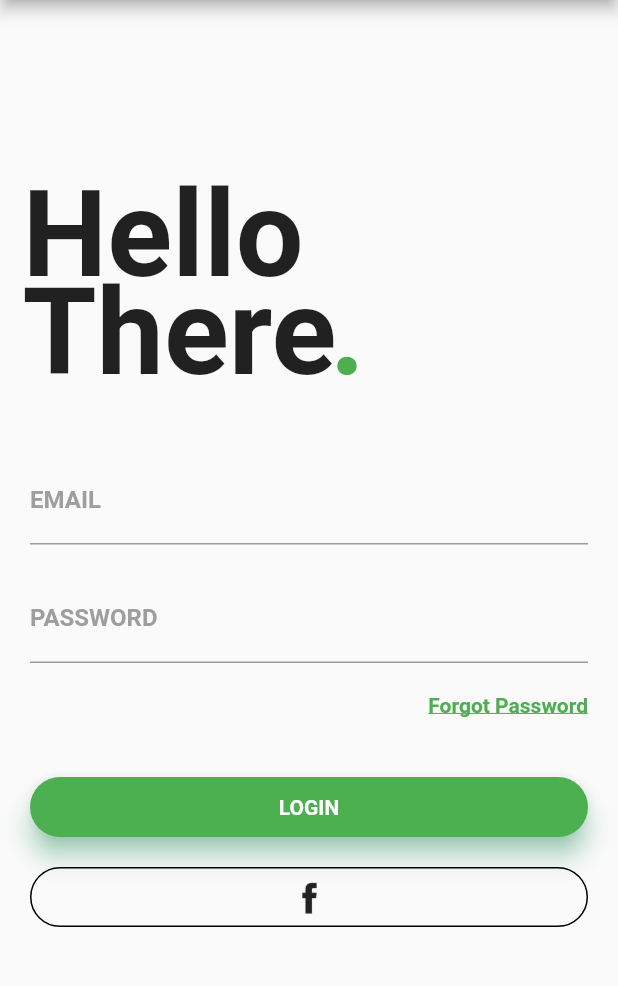
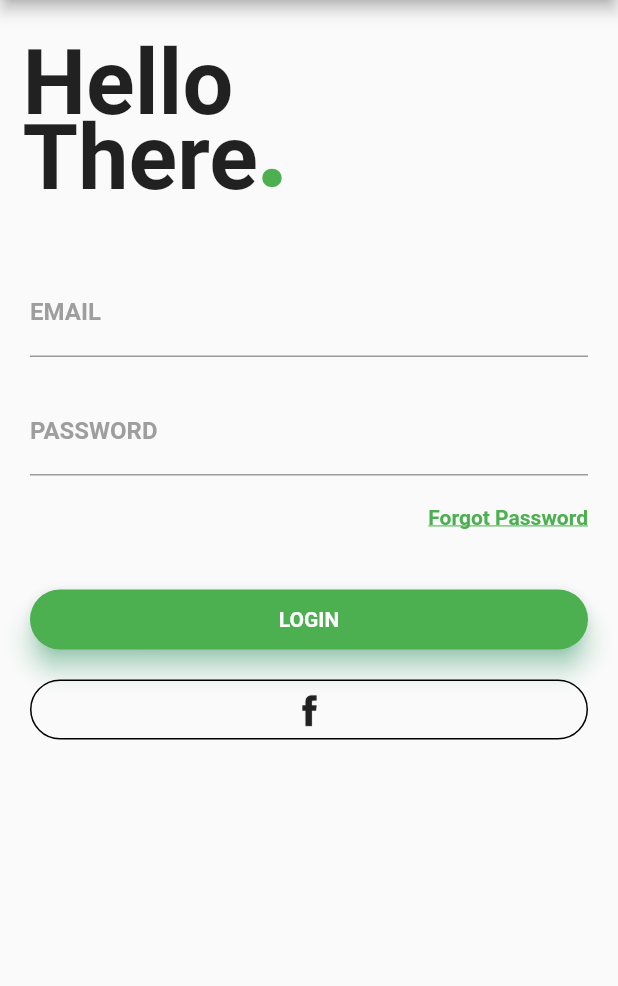
Before and after one commit to Skill-Learn/FlutterSide, a Flutter app: the screen it shows after launch, on a phone screen of 412 x 824 dp, the part 84-1070 px from its top. Run offline on Flutter 3.47's test engine with Material 2 defaults, Android fonts, the phone set to English and light mode, and no system bars; our stand-ins replace sticky_headers; Roboto replaces fonts that are missing (Montserrat); project files that could hold a hidden picture were left out.

```diff
--- a/lib/login.dart
+++ b/lib/login.dart
@@ -17,27 +17,27 @@ class _MyLoginPageState extends State<MyLoginPage> {
             child: Stack(
               children: <Widget>[
                 Container(
-                  padding: EdgeInsets.fromLTRB(15.0, 110.0, 0.0, 0.0),
+                  padding: EdgeInsets.fromLTRB(15.0, 20.0, 0.0, 0.0),
                   child: Text(
                     'Hello',
                     style: TextStyle(
-                      fontSize: 80.0,
+                      fontSize: 60.0,
                       fontWeight: FontWeight.bold,
                     ),
                   ),
                 ),
                 Container(
-                  padding: EdgeInsets.fromLTRB(15.0, 175.0, 0.0, 0.0),
+                  padding: EdgeInsets.fromLTRB(15.0, 70.0, 0.0, 0.0),
                   child: Text(
                     'There',
                     style: TextStyle(
-                      fontSize: 80.0,
+                      fontSize: 60.0,
                       fontWeight: FontWeight.bold,
                     ),
                   ),
                 ),
                 Container(
-                  padding: EdgeInsets.fromLTRB(220.0, 175.0, 0.0, 0.0),
+                  padding: EdgeInsets.fromLTRB(170.0, 50.0, 0.0, 0.0),
                   child: Text(
                     '.',
                     style: TextStyle(
@@ -140,7 +140,7 @@ class _MyLoginPageState extends State<MyLoginPage> {
                       children: <Widget>[
                         Center(
                           child: ImageIcon(AssetImage('assets/facebook.png')),
-                        )
+                        ),
                       ],
                     ),
                   ),
```
